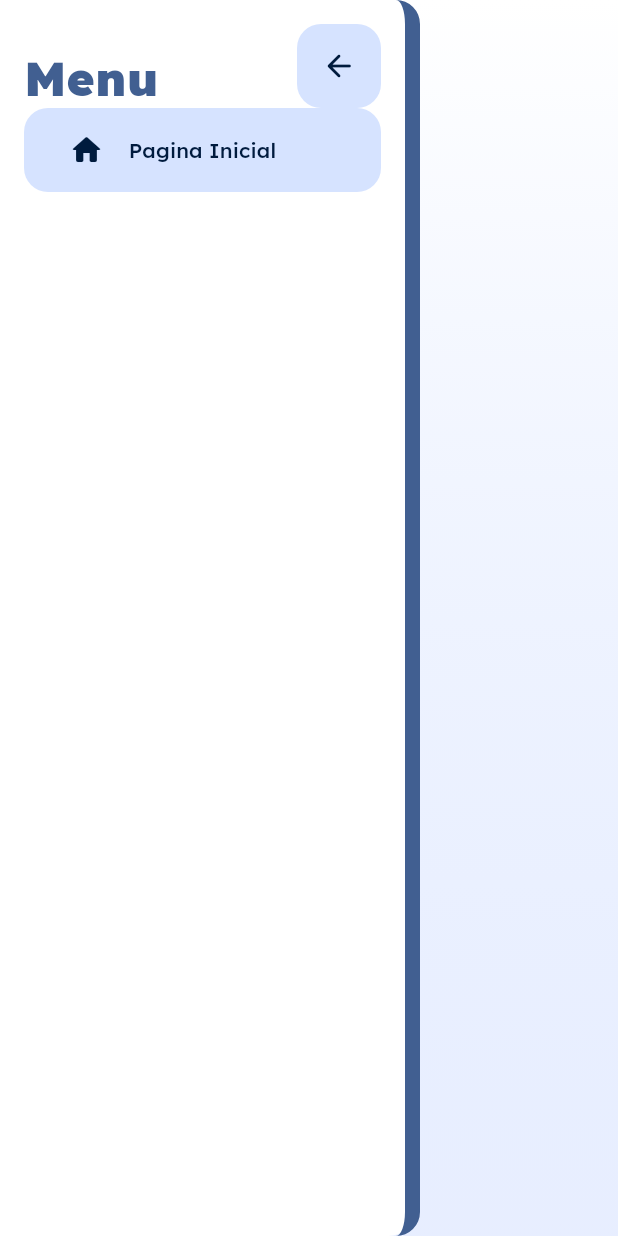
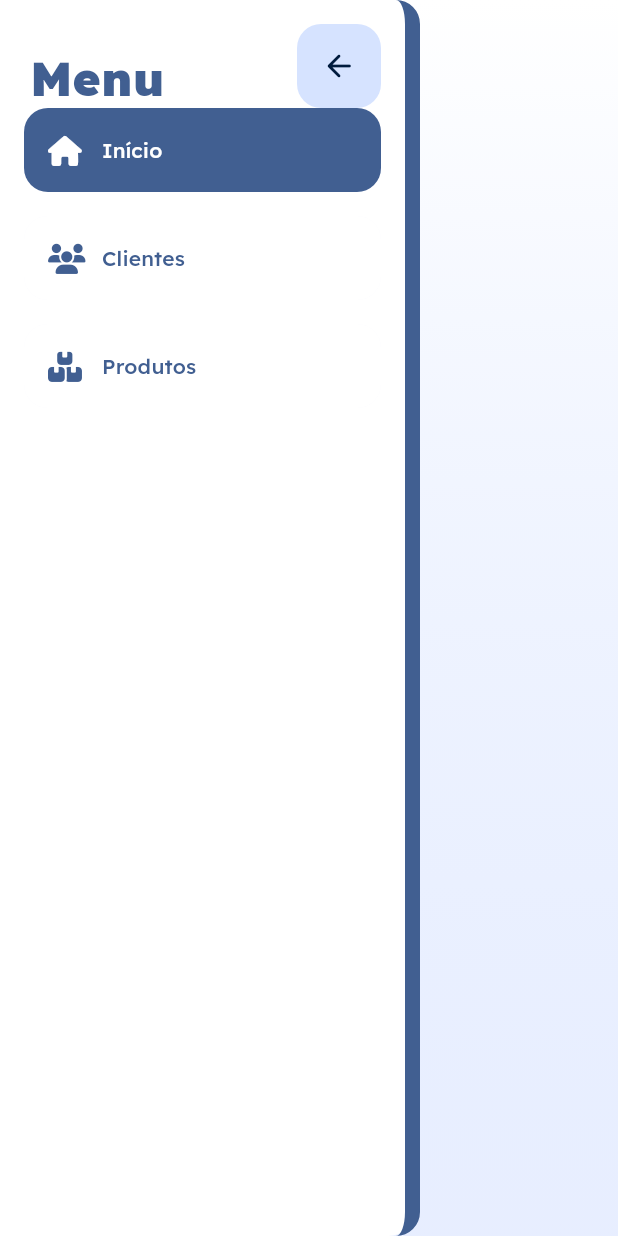
Before and after one commit to victordsgamorim/automatize_app, a Flutter app: the screen it shows after launch, on a phone screen of 412 x 824 dp. Run offline on Flutter 3.47's test engine with Material 3 defaults, Android fonts, the light colour scheme and no system bars; our stand-ins replace equatable, font_awesome_flutter, google_fonts.

Commit message:
feature(side_menu): side menu design

```diff
--- /dev/null
+++ b/lib/core/utils/extensions/iterable_extension.dart
@@ -0,0 +1,8 @@
+extension IterableExtensions<T> on Iterable<T> {
+  Iterable<R> mapIndexed<R>(R Function(int index, T element) convert) sync* {
+    var index = 0;
+    for (var element in this) {
+      yield convert(index++, element);
+    }
+  }
+}
--- /dev/null
+++ b/lib/feature/ui/components/menu/menu.dart
@@ -0,0 +1,41 @@
+part of 'side_menu.dart';
+
+class _SliverMenu extends StatefulWidget {
+  final List<MenuItem> menus;
+  final AnimationController controller;
+
+  const _SliverMenu({super.key, required this.controller, required this.menus});
+
+  @override
+  State<_SliverMenu> createState() => _SliverMenuState();
+}
+
+class _SliverMenuState extends State<_SliverMenu> {
+  int _currentIndex = 0;
+
+  @override
+  Widget build(BuildContext context) {
+    return SliverList(
+      delegate: SliverChildBuilderDelegate(
+        (context, index) {
+          final menu = widget.menus[index];
+          return Padding(
+            padding: const EdgeInsets.only(bottom: 16.0),
+            child: _MenuTile(
+              isSelected: _currentIndex == index,
+              controller: widget.controller,
+              title: menu.title,
+              icon: menu.icon,
+              onPressed: () {
+                setState(() {
+                  _currentIndex = index;
+                });
+              },
+            ),
+          );
+        },
+        childCount: widget.menus.length,
+      ),
+    );
+  }
+}
--- /dev/null
+++ b/lib/feature/ui/components/menu/menu_header.dart
@@ -0,0 +1,100 @@
+part of 'side_menu.dart';
+
+class _MenuHeader extends StatefulWidget {
+  final AnimationController controller;
+  final VoidCallback onPressed;
+
+  const _MenuHeader({
+    required this.controller,
+    required this.onPressed,
+  });
+
+  @override
+  State<_MenuHeader> createState() => _MenuHeaderState();
+}
+
+class _MenuHeaderState extends State<_MenuHeader> {
+  late final Animation<double> _fadeTransition;
+  late final Animation<AlignmentGeometry> _alignTransition;
+  late final Animation<double> _rotateTransition;
+
+  @override
+  void initState() {
+    _fadeTransition = Tween<double>(begin: 1, end: 0).animate(
+        CurvedAnimation(parent: widget.controller, curve: _animationCurve));
+
+    _alignTransition = Tween<AlignmentGeometry>(
+            begin: Alignment.centerRight, end: Alignment.center)
+        .animate(
+      CurvedAnimation(parent: widget.controller, curve: _animationCurve),
+    );
+
+    _rotateTransition = Tween<double>(begin: 0, end: .5).animate(
+        CurvedAnimation(parent: widget.controller, curve: _animationCurve));
+    super.initState();
+  }
+
+  @override
+  Widget build(BuildContext context) {
+    return SizedBox(
+      width: double.maxFinite,
+      height: 56,
+      child: Stack(
+        children: [
+          Positioned(
+            left: 4,
+            bottom: 0,
+            child: FadeTransition(
+              opacity: _fadeTransition,
+              child: Text(
+                "Menu",
+                style: context.textTheme.headlineLarge?.copyWith(
+                  fontWeight: FontWeight.w900,
+                  color: context.colorScheme.primary,
+                ),
+              ),
+            ),
+          ),
+          AlignTransition(
+            alignment: _alignTransition,
+            child: SquaredButton(
+              icon: RotationTransition(
+                turns: _rotateTransition,
+                child: const Icon(Icons.arrow_back_rounded),
+              ),
+              onPressed: widget.onPressed,
+            ),
+          ),
+        ],
+      ),
+    );
+  }
+}
+
+class _SliverMenuHeaderDelegate extends SliverPersistentHeaderDelegate {
+  final AnimationController controller;
+  final VoidCallback onPressed;
+
+  _SliverMenuHeaderDelegate({
+    required this.controller,
+    required this.onPressed,
+  });
+
+  @override
+  Widget build(context, shrinkOffset, overlapsContent) {
+    return _MenuHeader(
+      controller: controller,
+      onPressed: onPressed,
+    );
+  }
+
+  @override
+  double get maxExtent => 56;
+
+  @override
+  double get minExtent => 56;
+
+  @override
+  bool shouldRebuild(covariant SliverPersistentHeaderDelegate oldDelegate) =>
+      false;
+}
--- /dev/null
+++ b/lib/feature/ui/components/menu/menu_item.dart
@@ -0,0 +1,12 @@
+import 'package:automatize_app/common_libs.dart';
+import 'package:equatable/equatable.dart';
+
+class MenuItem extends Equatable {
+  final String title;
+  final IconData icon;
+
+  const MenuItem({required this.title, required this.icon});
+
+  @override
+  List<Object?> get props => [title, icon];
+}
--- /dev/null
+++ b/lib/feature/ui/components/menu/menu_tile.dart
@@ -0,0 +1,92 @@
+part of 'side_menu.dart';
+
+class _MenuTile extends StatefulWidget {
+  final bool isSelected;
+  final AnimationController controller;
+  final String title;
+  final IconData icon;
+  final VoidCallback onPressed;
+
+  const _MenuTile({
+    required this.controller,
+    required this.title,
+    required this.icon,
+    required this.isSelected,
+    required this.onPressed,
+  });
+
+  @override
+  State<_MenuTile> createState() => _MenuTileState();
+}
+
+class _MenuTileState extends State<_MenuTile> {
+  late final Animation<double> _fadeTransition;
+  late final Animation<double> _containerTransition;
+
+  @override
+  void initState() {
+    _containerTransition = Tween<double>(begin: 238, end: 56).animate(
+      CurvedAnimation(
+        parent: widget.controller,
+        curve: _animationCurve,
+      ),
+    );
+
+    _fadeTransition = Tween<double>(begin: 1, end: 0).animate(
+      CurvedAnimation(
+        parent: widget.controller,
+        curve: const Interval(0, .3, curve: _animationCurve),
+      ),
+    );
+    super.initState();
+  }
+
+  @override
+  Widget build(BuildContext context) {
+    final bgColor = _getColor(isSelected: !widget.isSelected);
+    final contentColor = _getColor(isSelected: widget.isSelected);
+    return UnconstrainedBox(
+      child: ClipRRect(
+        borderRadius: const BorderRadius.all(Radius.circular(16)),
+        child: Material(
+          child: InkWell(
+            onTap: widget.onPressed,
+            child: Ink(
+              width: _containerTransition.value,
+              height: 56,
+              decoration: BoxDecoration(color: bgColor),
+              child: Padding(
+                padding: const EdgeInsets.symmetric(horizontal: 16),
+                child: Row(
+                  mainAxisAlignment: MainAxisAlignment.start,
+                  mainAxisSize: MainAxisSize.min,
+                  children: [
+                    Icon(widget.icon, color: contentColor, size: 20,),
+                    if (_fadeTransition.value != 0.0) ...[
+                      const SizedBox(width: 16),
+                      FadeTransition(
+                        opacity: _fadeTransition,
+                        child: Text(
+                          widget.title,
+                          maxLines: 1,
+                          style: context.textTheme.labelLarge
+                              ?.copyWith(color: contentColor),
+                        ),
+                      )
+                    ]
+                  ],
+                ),
+              ),
+            ),
+          ),
+        ),
+      ),
+    );
+  }
+
+  Color _getColor({required bool isSelected}) {
+    return !isSelected
+        ? context.colorScheme.primary
+        : context.colorScheme.onPrimary;
+  }
+}
--- /dev/null
+++ b/lib/feature/ui/components/menu/side_menu.dart
@@ -0,0 +1,96 @@
+import 'package:automatize_app/common_libs.dart';
+import 'package:automatize_app/core/utils/extensions/build_context_extension.dart';
+import 'package:automatize_app/core/utils/extensions/iterable_extension.dart';
+import 'package:automatize_app/feature/ui/components/menu/menu_item.dart';
+import 'package:automatize_app/feature/ui/components/squared_button.dart';
+import 'package:flutter/cupertino.dart';
+import 'package:font_awesome_flutter/font_awesome_flutter.dart';
+
+part 'menu_header.dart';
+
+part 'menu_tile.dart';
+
+part 'menu.dart';
+
+const _animationDuration = Duration(milliseconds: 300);
+const _animationCurve = Curves.linear;
+
+class SideMenu extends StatefulWidget {
+  const SideMenu({super.key});
+
+  @override
+  State<SideMenu> createState() => _SideMenuState();
+}
+
+class _SideMenuState extends State<SideMenu>
+    with SingleTickerProviderStateMixin {
+  late final AnimationController _animationController;
+  late final Animation<double> _containerAnimation;
+
+  @override
+  void initState() {
+    _animationController =
+        AnimationController(vsync: this, duration: _animationDuration);
+
+    _containerAnimation = Tween<double>(begin: 280, end: 132).animate(
+        CurvedAnimation(parent: _animationController, curve: _animationCurve));
+
+    super.initState();
+  }
+
+  @override
+  Widget build(BuildContext context) {
+    return AnimatedBuilder(
+        animation: _containerAnimation,
+        builder: (context, child) {
+          return Container(
+            height: double.maxFinite,
+            width: _containerAnimation.value,
+            decoration: BoxDecoration(
+              color: context.colorScheme.onPrimary,
+              borderRadius: const BorderRadius.only(
+                topRight: Radius.circular(16),
+                bottomRight: Radius.circular(16),
+              ),
+              border: Border(
+                right:
+                    BorderSide(color: context.colorScheme.primary, width: 10),
+              ),
+            ),
+            child: Padding(
+              padding: const EdgeInsets.all(16.0),
+              child: CustomScrollView(
+                slivers: [
+                  SliverPersistentHeader(
+                    pinned: true,
+                    delegate: _SliverMenuHeaderDelegate(
+                        controller: _animationController,
+                        onPressed: _toggleNavigator),
+                  ),
+                  _SliverMenu(
+                    controller: _animationController,
+                    menus: const [
+                      MenuItem(title: "Início", icon: FontAwesomeIcons.house),
+                      MenuItem(title: "Clientes", icon: FontAwesomeIcons.users),
+                      MenuItem(title: "Produtos", icon: FontAwesomeIcons.boxesStacked),
+                    ],
+                  )
+                ],
+              ),
+            ),
+          );
+        });
+  }
+
+  void _toggleNavigator() {
+    _animationController.isCompleted
+        ? _animationController.reverse()
+        : _animationController.forward();
+  }
+
+  @override
+  void dispose() {
+    _animationController.dispose();
+    super.dispose();
+  }
+}
--- a/lib/feature/ui/components/side_menu.dart
+++ /dev/null
@@ -1,193 +0,0 @@
-import 'package:automatize_app/common_libs.dart';
-import 'package:automatize_app/core/utils/extensions/build_context_extension.dart';
-import 'package:automatize_app/feature/ui/components/squared_button.dart';
-
-const _animationDuration = Duration(milliseconds: 300);
-const _animationCurve = Curves.linear;
-
-class SideMenu extends StatefulWidget {
-  const SideMenu({super.key});
-
-  @override
-  State<SideMenu> createState() => _SideMenuState();
-}
-
-class _SideMenuState extends State<SideMenu> {
-  bool isExpanded = true;
-  bool isSelected = false;
-
-  @override
-  Widget build(BuildContext context) {
-    return AnimatedContainer(
-      height: double.maxFinite,
-      width: isExpanded ? 280 : 132,
-      decoration: BoxDecoration(
-        color: context.colorScheme.onPrimary,
-        borderRadius: const BorderRadius.only(
-          topRight: Radius.circular(16),
-          bottomRight: Radius.circular(16),
-        ),
-        border: Border(
-          right: BorderSide(color: context.colorScheme.primary, width: 10),
-        ),
-      ),
-      duration: _animationDuration,
-      curve: _animationCurve,
-      child: Padding(
-        padding: const EdgeInsets.all(16.0),
-        child: Column(
-          children: [
-            _MenuHeader(
-              isExpanded: isExpanded,
-              onPressed: _toggleNavigator,
-            ),
-            _MenuTile(
-              isExpanded: isExpanded,
-              isSelected: isSelected,
-              onPressed: () {
-                setState(() {
-                  isSelected = !isSelected;
-                });
-              },
-            )
-          ],
-        ),
-      ),
-    );
-  }
-
-  void _toggleNavigator() {
-    setState(() {
-      isExpanded = !isExpanded;
-    });
-  }
-}
-
-class _MenuHeader extends StatelessWidget {
-  final bool isExpanded;
-  final VoidCallback onPressed;
-
-  const _MenuHeader({
-    required this.isExpanded,
-    required this.onPressed,
-  });
-
-  @override
-  Widget build(BuildContext context) {
-    return SizedBox(
-      width: double.maxFinite,
-      height: 56,
-      child: Stack(
-        children: [
-          Positioned(
-            left: 0,
-            bottom: 0,
-            child: AnimatedOpacity(
-              opacity: isExpanded ? 1 : 0,
-              duration: _animationDuration,
-              curve: _animationCurve,
-              child: Text(
-                "Menu",
-                style: context.textTheme.headlineLarge?.copyWith(
-                  fontWeight: FontWeight.w900,
-                  color: context.colorScheme.primary,
-                ),
-              ),
-            ),
-          ),
-          AnimatedAlign(
-            duration: _animationDuration,
-            curve: _animationCurve,
-            alignment: Alignment(isExpanded ? 1 : 0, 0),
-            child: SquaredButton(
-              icon: AnimatedRotation(
-                turns: isExpanded ? 0 : .5,
-                duration: _animationDuration,
-                curve: _animationCurve,
-                child: const Icon(Icons.arrow_back_rounded),
-              ),
-              onPressed: onPressed,
-            ),
-          ),
-        ],
-      ),
-    );
-  }
-}
-
-class _MenuTile extends StatefulWidget {
-  final bool isSelected;
-  final bool isExpanded;
-  final VoidCallback onPressed;
-
-  const _MenuTile({
-    super.key,
-    required this.isExpanded,
-    required this.isSelected,
-    required this.onPressed,
-  });
-
-  @override
-  State<_MenuTile> createState() => _MenuTileState();
-}
-
-class _MenuTileState extends State<_MenuTile> {
-  @override
-  void didUpdateWidget(covariant _MenuTile oldWidget) {
-    print('didUpdateWidget');
-    super.didUpdateWidget(oldWidget);
-  }
-
-  @override
-  Widget build(BuildContext context) {
-    final contentColor = !widget.isSelected
-        ? context.colorScheme.onPrimaryContainer
-        : context.colorScheme.primaryContainer;
-
-    final containerColor = !widget.isSelected
-        ? context.colorScheme.primaryContainer
-        : context.colorScheme.onPrimaryContainer;
-
-    return InkWell(
-      onTap: widget.onPressed,
-      child: AnimatedContainer(
-        height: 56,
-        width: widget.isExpanded ? 280 : 56,
-        decoration: BoxDecoration(
-            color: containerColor,
-            borderRadius: const BorderRadius.all(Radius.circular(16))),
-        duration: _animationDuration,
-        curve: _animationCurve,
-        child: Padding(
-          padding: const EdgeInsets.all(16.0),
-          child: Stack(
-            alignment: Alignment.center,
-            children: [
-              AnimatedAlign(
-                alignment: Alignment(widget.isExpanded ? -.85 : 0, 0),
-                duration: _animationDuration,
-                curve: _animationCurve,
-                child: Icon(
-                  Icons.home_rounded,
-                  color: contentColor,
-                ),
-              ),
-              AnimatedOpacity(
-                duration: widget.isExpanded
-                    ? const Duration(milliseconds: 1100)
-                    : const Duration(milliseconds: 150),
-                curve: _animationCurve,
-                opacity: widget.isExpanded ? 1 : 0,
-                child: Text(
-                  "Pagina Inicial",
-                  style: context.textTheme.labelLarge
-                      ?.copyWith(color: contentColor),
-                ),
-              )
-            ],
-          ),
-        ),
-      ),
-    );
-  }
-}
--- a/lib/feature/ui/components/squared_button.dart
+++ b/lib/feature/ui/components/squared_button.dart
@@ -15,6 +15,7 @@ class SquaredButton extends StatelessWidget {
     return FloatingActionButton(
       onPressed: onPressed,
       elevation: 0,
+      hoverElevation: 0,
       child: icon,
     );
   }
--- a/lib/feature/ui/pages/home_page.dart
+++ b/lib/feature/ui/pages/home_page.dart
@@ -1,5 +1,5 @@
 import 'package:automatize_app/feature/ui/components/body.dart';
-import 'package:automatize_app/feature/ui/components/side_menu.dart';
+import 'package:automatize_app/feature/ui/components/menu/side_menu.dart';
 
 import '../../../common_libs.dart';
 
```
Also changed, not shown: pubspec.yaml (+33 -24 lines), assets/fonts/Lexend-Black.ttf (deleted), assets/fonts/Lexend-Bold.ttf (deleted), assets/fonts/Lexend-ExtraBold.ttf (deleted), assets/fonts/Lexend-ExtraLight.ttf (deleted), assets/fonts/Lexend-Light.ttf (deleted), assets/fonts/Lexend-Medium.ttf (deleted), assets/fonts/Lexend-Regular.ttf (deleted), assets/fonts/Lexend-SemiBold.ttf (deleted), assets/fonts/Lexend-Thin.ttf (deleted), pubspec.lock, 3 other files.
